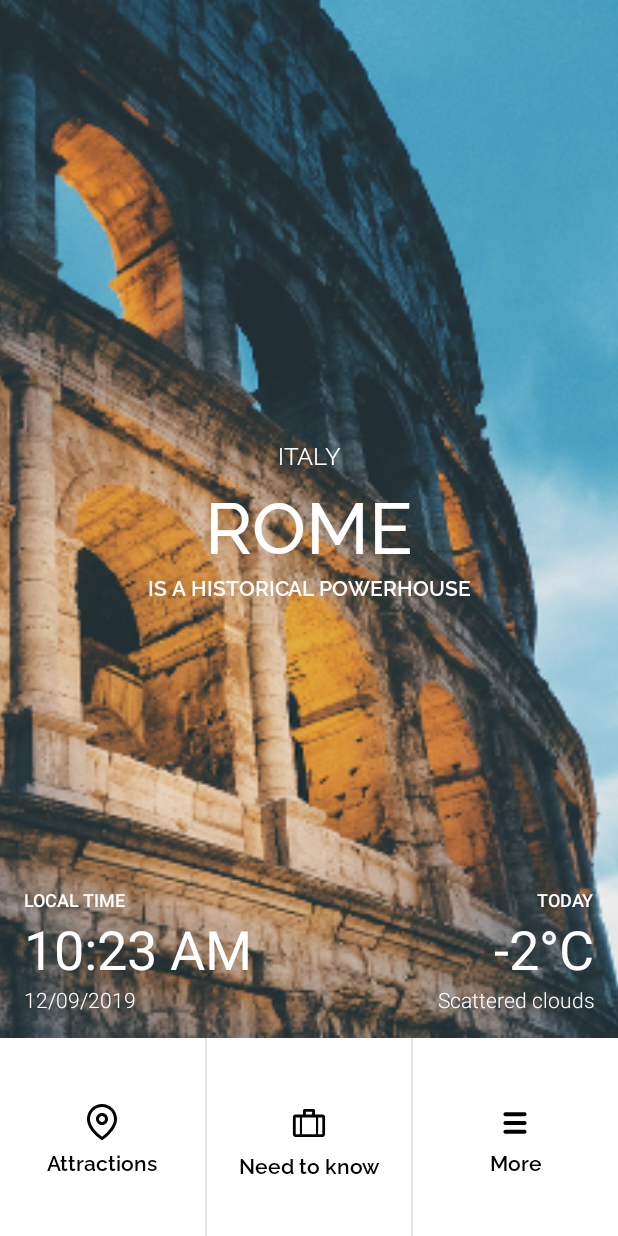
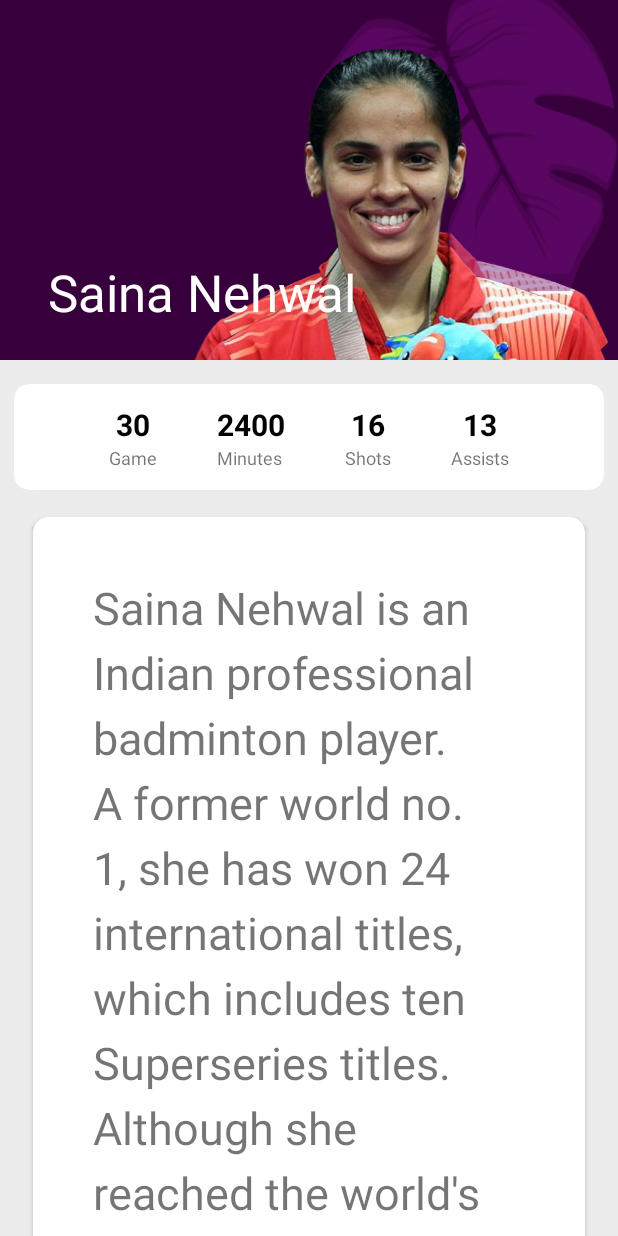
Before and after one commit to Omega-Dev-Training/AndroidTravel-KseniaY, an Android app: the screen it shows after launch (MainActivity), on a phone screen of 412 x 824 dp. Run offline under Robolectric (Android 15) with nearby library versions, the phone set to English and light mode, and no system bars; Roboto replaces fonts that are not available here.

Commit message:
coordinator layout part 1

```diff
--- a/app/src/main/java/com/kesimilim/secretandroidcourse/MainActivity.kt
+++ b/app/src/main/java/com/kesimilim/secretandroidcourse/MainActivity.kt
@@ -10,7 +10,7 @@ import android.view.WindowManager
 class MainActivity : AppCompatActivity() {
     override fun onCreate(savedInstanceState: Bundle?) {
         super.onCreate(savedInstanceState)
-        setContentView(R.layout.activity_main)
+        setContentView(R.layout.layout_coordinator)
 
         window.statusBarColor = Color.TRANSPARENT
         window.clearFlags(WindowManager.LayoutParams.FLAG_TRANSLUCENT_STATUS)
--- /dev/null
+++ b/app/src/main/res/layout/layout_coordinator.xml
@@ -0,0 +1,193 @@
+<?xml version="1.0" encoding="utf-8"?>
+<androidx.coordinatorlayout.widget.CoordinatorLayout
+    xmlns:android="http://schemas.android.com/apk/res/android"
+    xmlns:app="http://schemas.android.com/apk/res-auto"
+    xmlns:tools="http://schemas.android.com/tools"
+    android:layout_width="match_parent"
+    android:layout_height="match_parent"
+    tools:context=".MainActivity">
+
+    <com.google.android.material.appbar.AppBarLayout
+        android:id="@+id/appBarLayout"
+        android:layout_width="match_parent"
+        android:layout_height="wrap_content"
+        android:theme="@style/ThemeOverlay.AppCompat.Dark.ActionBar">
+
+        <com.google.android.material.appbar.CollapsingToolbarLayout
+            android:layout_width="match_parent"
+            android:layout_height="240dp"
+            android:background="@drawable/list_and_woman"
+            app:contentScrim="@color/dark_purple"
+            app:layout_scrollFlags="scroll|snap|exitUntilCollapsed"
+            app:title="Saina Nehwal">
+
+            <ImageView
+                android:layout_width="match_parent"
+                android:layout_height="250dp"
+                android:scaleType="centerCrop"
+                android:src="@drawable/list_and_woman"
+                app:layout_collapseMode="parallax" />
+
+            <androidx.appcompat.widget.Toolbar
+                android:layout_width="match_parent"
+                android:layout_height="?attr/actionBarSize"
+                app:layout_collapseMode="pin"
+                app:popupTheme="@style/ThemeOverlay.AppCompat.Dark" />
+
+        </com.google.android.material.appbar.CollapsingToolbarLayout>
+    </com.google.android.material.appbar.AppBarLayout>
+
+    <androidx.core.widget.NestedScrollView
+        android:layout_width="match_parent"
+        android:layout_height="wrap_content"
+        android:background="@color/silver"
+        app:layout_behavior="@string/appbar_scrolling_view_behavior">
+
+        <LinearLayout
+            android:layout_width="match_parent"
+            android:layout_height="wrap_content"
+            android:orientation="vertical">
+
+            <androidx.cardview.widget.CardView
+                android:layout_width="match_parent"
+                android:layout_height="wrap_content"
+                android:background="@color/white"
+                android:layout_marginBottom="18dp"
+                android:layout_marginHorizontal="9dp"
+                android:layout_marginTop="16dp"
+                app:cardCornerRadius="10dp">
+
+                <LinearLayout
+                    android:layout_width="match_parent"
+                    android:layout_height="wrap_content"
+                    android:gravity="center"
+                    android:orientation="horizontal">
+
+                    <LinearLayout
+                        android:layout_width="wrap_content"
+                        android:layout_height="wrap_content"
+                        android:layout_gravity="center"
+                        android:orientation="vertical"
+                        android:layout_marginVertical="13dp"
+                        android:layout_marginHorizontal="20dp">
+
+                        <TextView
+                            android:layout_width="wrap_content"
+                            android:layout_height="wrap_content"
+                            android:layout_gravity="center"
+                            android:text="30"
+                            android:textSize="20dp"
+                            android:textColor="@color/black"
+                            android:textStyle="bold"/>
+
+                        <TextView
+                            android:layout_width="wrap_content"
+                            android:layout_height="wrap_content"
+                            android:text="Game"
+                            android:textSize="12dp" />
+
+                    </LinearLayout>
+
+                    <LinearLayout
+                        android:layout_width="wrap_content"
+                        android:layout_height="wrap_content"
+                        android:layout_gravity="center"
+                        android:orientation="vertical"
+                        android:layout_marginVertical="13dp"
+                        android:layout_marginHorizontal="20dp">
+
+                        <TextView
+                            android:layout_width="wrap_content"
+                            android:layout_height="wrap_content"
+                            android:layout_gravity="center"
+                            android:text="2400"
+                            android:textSize="20dp"
+                            android:textColor="@color/black"
+                            android:textStyle="bold"/>
+
+                        <TextView
+                            android:layout_width="wrap_content"
+                            android:layout_height="wrap_content"
+                            android:text="Minutes"
+                            android:textSize="12dp" />
+
+                    </LinearLayout>
+
+                    <LinearLayout
+                        android:layout_width="wrap_content"
+                        android:layout_height="wrap_content"
+                        android:layout_gravity="center"
+                        android:orientation="vertical"
+                        android:layout_marginVertical="13dp"
+                        android:layout_marginHorizontal="20dp">
+
+                        <TextView
+                            android:layout_width="wrap_content"
+                            android:layout_height="wrap_content"
+                            android:layout_gravity="center"
+                            android:text="16"
+                            android:textSize="20dp"
+                            android:textColor="@color/black"
+                            android:textStyle="bold"/>
+
+                        <TextView
+                            android:layout_width="wrap_content"
+                            android:layout_height="wrap_content"
+                            android:text="Shots"
+                            android:textSize="12dp" />
+
+                    </LinearLayout>
+
+                    <LinearLayout
+                        android:layout_width="wrap_content"
+                        android:layout_height="wrap_content"
+                        android:layout_gravity="center"
+                        android:orientation="vertical"
+                        android:layout_marginVertical="13dp"
+                        android:layout_marginHorizontal="20dp">
+
+                        <TextView
+                            android:layout_width="wrap_content"
+                            android:layout_height="wrap_content"
+                            android:layout_gravity="center"
+                            android:text="13"
+                            android:textSize="20dp"
+                            android:textColor="@color/black"
+                            android:textStyle="bold"/>
+
+                        <TextView
+                            android:layout_width="wrap_content"
+                            android:layout_height="wrap_content"
+                            android:text="Assists"
+                            android:textSize="12dp" />
+
+                    </LinearLayout>
+
+                </LinearLayout>
+
+            </androidx.cardview.widget.CardView>
+
+            <androidx.cardview.widget.CardView
+                android:layout_width="match_parent"
+                android:layout_height="wrap_content"
+                android:background="@color/white"
+                android:layout_marginBottom="18dp"
+                android:layout_marginHorizontal="22dp"
+                app:cardCornerRadius="10dp">
+
+                <TextView
+                    android:layout_width="match_parent"
+                    android:layout_height="wrap_content"
+                    android:lineSpacingExtra="8sp"
+                    android:padding="40dp"
+                    android:text="Saina Nehwal is an Indian professional badminton player. A former world no. 1, she has won 24 international titles, which includes ten Superseries titles.
+        Although she reached the world's 2nd in 2009, it was only in 2015 that she was able to attain the world"
+                    android:textSize="30sp" />
+
+            </androidx.cardview.widget.CardView>
+
+        </LinearLayout>
+
+    </androidx.core.widget.NestedScrollView>
+
+</androidx.coordinatorlayout.widget.CoordinatorLayout>
--- a/app/src/main/res/values-night/themes.xml
+++ b/app/src/main/res/values-night/themes.xml
@@ -2,7 +2,7 @@
     <!-- Base application theme. -->
     <style name="Theme.SecretAndroidCourse" parent="Theme.MaterialComponents.Light.NoActionBar">
         <!-- Primary brand color. -->
-        <item name="colorPrimary">@color/purple_200</item>
+        <item name="colorPrimary">@color/dark_purple</item>
         <item name="colorPrimaryVariant">@color/purple_700</item>
         <item name="colorOnPrimary">@color/black</item>
         <!-- Secondary brand color. -->
--- a/app/src/main/res/values/colors.xml
+++ b/app/src/main/res/values/colors.xml
@@ -7,4 +7,6 @@
     <color name="teal_700">#FF018786</color>
     <color name="black">#FF000000</color>
     <color name="white">#FFFFFFFF</color>
+    <color name="dark_purple">#37003C</color>
+    <color name="silver">#ECECEC</color>
 </resources>
--- a/app/src/main/res/values/themes.xml
+++ b/app/src/main/res/values/themes.xml
@@ -2,7 +2,7 @@
     <!-- Base application theme. -->
     <style name="Theme.SecretAndroidCourse" parent="Theme.MaterialComponents.Light.NoActionBar">
         <!-- Primary brand color. -->
-        <item name="colorPrimary">@color/purple_500</item>
+        <item name="colorPrimary">@color/dark_purple</item>
         <item name="colorPrimaryVariant">@color/purple_700</item>
         <item name="colorOnPrimary">@color/white</item>
         <!-- Secondary brand color. -->
```
Also changed, not shown: app/src/main/res/drawable-mdpi/ic_cba.png (added), app/src/main/res/drawable-mdpi/ic_pbsi.png (added), app/src/main/res/drawable-mdpi/list_and_woman.png (added).
